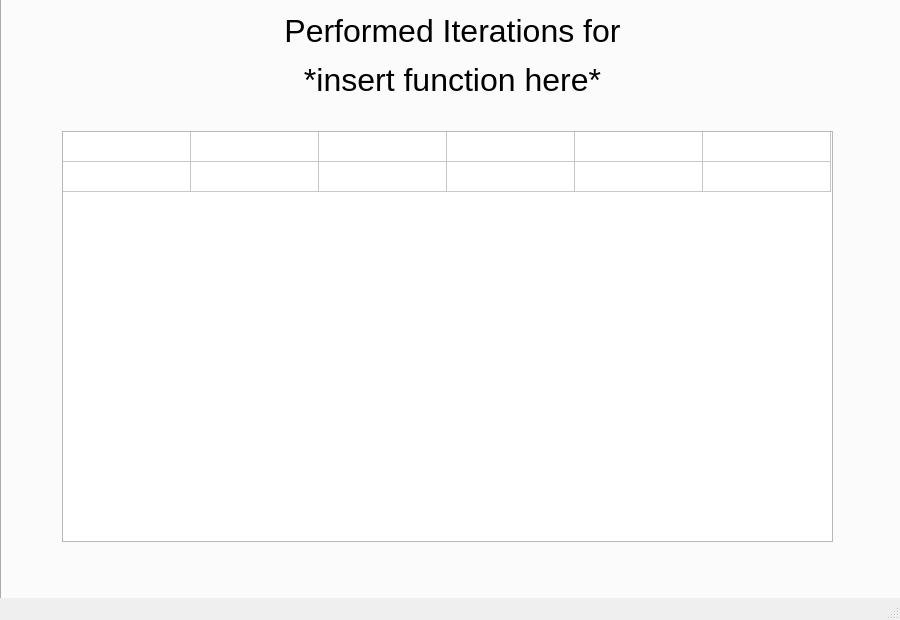
Above: MainFiles/UIDesign.ui from Fawad-Javed-Fateh/Zephyr-I before the change. Below: the same form after it.
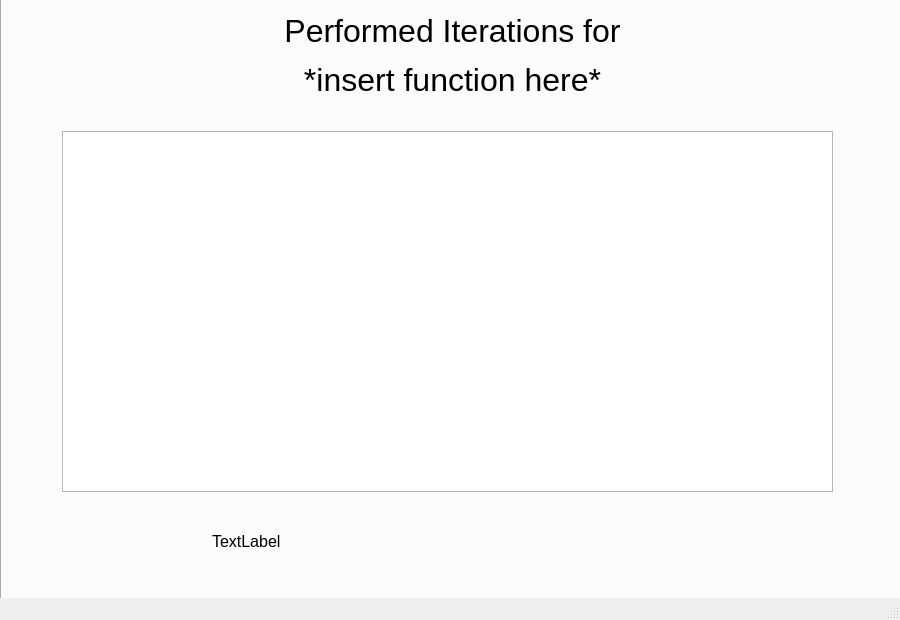
That is the form after the change. The open tabs and pages were chosen to show the change.

What changed in the file:
```diff
--- a/MainFiles/UIDesign.ui
+++ b/MainFiles/UIDesign.ui
@@ -356,11 +356,11 @@
         <x>60</x>
         <y>130</y>
         <width>771</width>
-        <height>411</height>
+        <height>361</height>
        </rect>
       </property>
       <property name="rowCount">
-       <number>2</number>
+       <number>0</number>
       </property>
       <property name="columnCount">
        <number>6</number>
@@ -383,8 +383,6 @@
       <attribute name="verticalHeaderCascadingSectionResizes">
        <bool>false</bool>
       </attribute>
-      <row/>
-      <row/>
       <column/>
       <column/>
       <column/>
@@ -392,6 +390,19 @@
       <column/>
       <column/>
      </widget>
+     <widget class="QLabel" name="Chp2Anslabel">
+      <property name="geometry">
+       <rect>
+        <x>210</x>
+        <y>510</y>
+        <width>461</width>
+        <height>61</height>
+       </rect>
+      </property>
+      <property name="text">
+       <string>TextLabel</string>
+      </property>
+     </widget>
     </widget>
    </widget>
   </widget>
```
